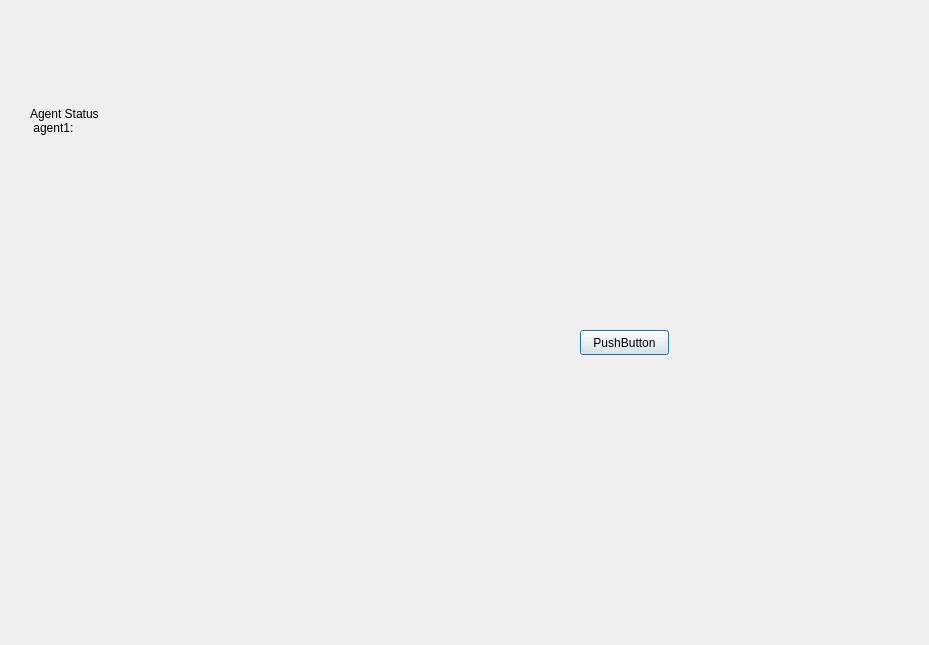
Above: src/robosar_gui.ui from MRSD-Team-RoboSAR/robosar_gui before the change. Below: the same form after it.
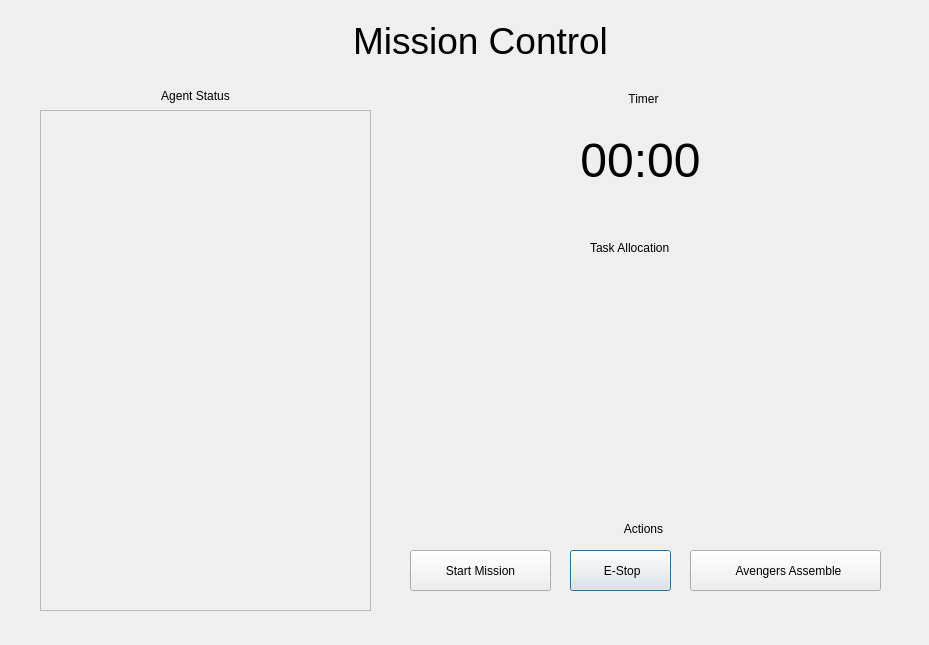
That is the form after the change. Icons and pictures are not drawn.

What changed in the file:
```diff
--- a/src/robosar_gui.ui
+++ b/src/robosar_gui.ui
@@ -16,28 +16,252 @@
   <widget class="QPushButton" name="pushButton">
    <property name="geometry">
     <rect>
-     <x>580</x>
-     <y>330</y>
-     <width>89</width>
-     <height>25</height>
+     <x>570</x>
+     <y>550</y>
+     <width>101</width>
+     <height>41</height>
     </rect>
    </property>
    <property name="text">
-    <string>PushButton</string>
+    <string> E-Stop</string>
+   </property>
+   <property name="icon">
+    <iconset>
+     <normaloff>../../../../Downloads/stop_sign_button.png</normaloff>../../../../Downloads/stop_sign_button.png</iconset>
+   </property>
+   <property name="iconSize">
+    <size>
+     <width>25</width>
+     <height>25</height>
+    </size>
    </property>
   </widget>
   <widget class="QLabel" name="label">
    <property name="geometry">
     <rect>
-     <x>30</x>
-     <y>30</y>
-     <width>391</width>
-     <height>181</height>
+     <x>340</x>
+     <y>20</y>
+     <width>281</width>
+     <height>41</height>
     </rect>
    </property>
+   <property name="font">
+    <font>
+     <pointsize>28</pointsize>
+    </font>
+   </property>
    <property name="text">
-    <string>Agent Status
- agent1:</string>
+    <string>Mission Control</string>
+   </property>
+   <property name="alignment">
+    <set>Qt::AlignCenter</set>
+   </property>
+  </widget>
+  <widget class="QLabel" name="label_2">
+   <property name="geometry">
+    <rect>
+     <x>10</x>
+     <y>-10</y>
+     <width>231</width>
+     <height>111</height>
+    </rect>
+   </property>
+   <property name="text">
+    <string/>
+   </property>
+   <property name="pixmap">
+    <pixmap>robosar_logo_big.png</pixmap>
+   </property>
+   <property name="scaledContents">
+    <bool>true</bool>
+   </property>
+  </widget>
+  <widget class="QLabel" name="label_3">
+   <property name="geometry">
+    <rect>
+     <x>140</x>
+     <y>80</y>
+     <width>111</width>
+     <height>31</height>
+    </rect>
+   </property>
+   <property name="text">
+    <string>Agent Status</string>
+   </property>
+   <property name="alignment">
+    <set>Qt::AlignCenter</set>
+   </property>
+  </widget>
+  <widget class="QScrollArea" name="scrollArea">
+   <property name="geometry">
+    <rect>
+     <x>40</x>
+     <y>110</y>
+     <width>331</width>
+     <height>501</height>
+    </rect>
+   </property>
+   <property name="widgetResizable">
+    <bool>true</bool>
+   </property>
+   <widget class="QWidget" name="scrollAreaWidgetContents">
+    <property name="geometry">
+     <rect>
+      <x>0</x>
+      <y>0</y>
+      <width>329</width>
+      <height>499</height>
+     </rect>
+    </property>
+    <widget class="QWidget" name="verticalLayoutWidget">
+     <property name="geometry">
+      <rect>
+       <x>0</x>
+       <y>0</y>
+       <width>311</width>
+       <height>501</height>
+      </rect>
+     </property>
+     <layout class="QVBoxLayout" name="verticalLayout">
+      <property name="leftMargin">
+       <number>1</number>
+      </property>
+      <property name="topMargin">
+       <number>1</number>
+      </property>
+      <property name="rightMargin">
+       <number>1</number>
+      </property>
+      <property name="bottomMargin">
+       <number>1</number>
+      </property>
+     </layout>
+    </widget>
+   </widget>
+  </widget>
+  <widget class="QLabel" name="label_4">
+   <property name="geometry">
+    <rect>
+     <x>610</x>
+     <y>90</y>
+     <width>67</width>
+     <height>17</height>
+    </rect>
+   </property>
+   <property name="text">
+    <string>Timer</string>
+   </property>
+   <property name="alignment">
+    <set>Qt::AlignCenter</set>
+   </property>
+  </widget>
+  <widget class="QLabel" name="label_5">
+   <property name="geometry">
+    <rect>
+     <x>590</x>
+     <y>240</y>
+     <width>111</width>
+     <height>16</height>
+    </rect>
+   </property>
+   <property name="text">
+    <string>Task Allocation</string>
+   </property>
+  </widget>
+  <widget class="QLabel" name="label_6">
+   <property name="geometry">
+    <rect>
+     <x>610</x>
+     <y>520</y>
+     <width>67</width>
+     <height>17</height>
+    </rect>
+   </property>
+   <property name="text">
+    <string>Actions</string>
+   </property>
+   <property name="alignment">
+    <set>Qt::AlignCenter</set>
+   </property>
+  </widget>
+  <widget class="QPushButton" name="pushButton_2">
+   <property name="geometry">
+    <rect>
+     <x>690</x>
+     <y>550</y>
+     <width>191</width>
+     <height>41</height>
+    </rect>
+   </property>
+   <property name="text">
+    <string>  Avengers Assemble</string>
+   </property>
+   <property name="icon">
+    <iconset>
+     <normaloff>../../../../Downloads/avengers__endgame__2019__avengers_logo_png__by_mintmovi3_dd4bz30-fullview.png</normaloff>../../../../Downloads/avengers__endgame__2019__avengers_logo_png__by_mintmovi3_dd4bz30-fullview.png</iconset>
+   </property>
+   <property name="iconSize">
+    <size>
+     <width>25</width>
+     <height>25</height>
+    </size>
+   </property>
+  </widget>
+  <widget class="QPushButton" name="pushButton_3">
+   <property name="geometry">
+    <rect>
+     <x>410</x>
+     <y>550</y>
+     <width>141</width>
+     <height>41</height>
+    </rect>
+   </property>
+   <property name="text">
+    <string>Start Mission</string>
+   </property>
+   <property name="icon">
+    <iconset>
+     <normaloff>../../../../Downloads/k4-detail1.png</normaloff>../../../../Downloads/k4-detail1.png</iconset>
+   </property>
+   <property name="iconSize">
+    <size>
+     <width>25</width>
+     <height>25</height>
+    </size>
+   </property>
+  </widget>
+  <widget class="QLabel" name="label_7">
+   <property name="geometry">
+    <rect>
+     <x>420</x>
+     <y>270</y>
+     <width>441</width>
+     <height>231</height>
+    </rect>
+   </property>
+   <property name="text">
+    <string/>
+   </property>
+  </widget>
+  <widget class="QLabel" name="label_8">
+   <property name="geometry">
+    <rect>
+     <x>420</x>
+     <y>120</y>
+     <width>441</width>
+     <height>81</height>
+    </rect>
+   </property>
+   <property name="font">
+    <font>
+     <pointsize>36</pointsize>
+    </font>
+   </property>
+   <property name="text">
+    <string>00:00</string>
+   </property>
+   <property name="alignment">
+    <set>Qt::AlignCenter</set>
    </property>
   </widget>
  </widget>
```
